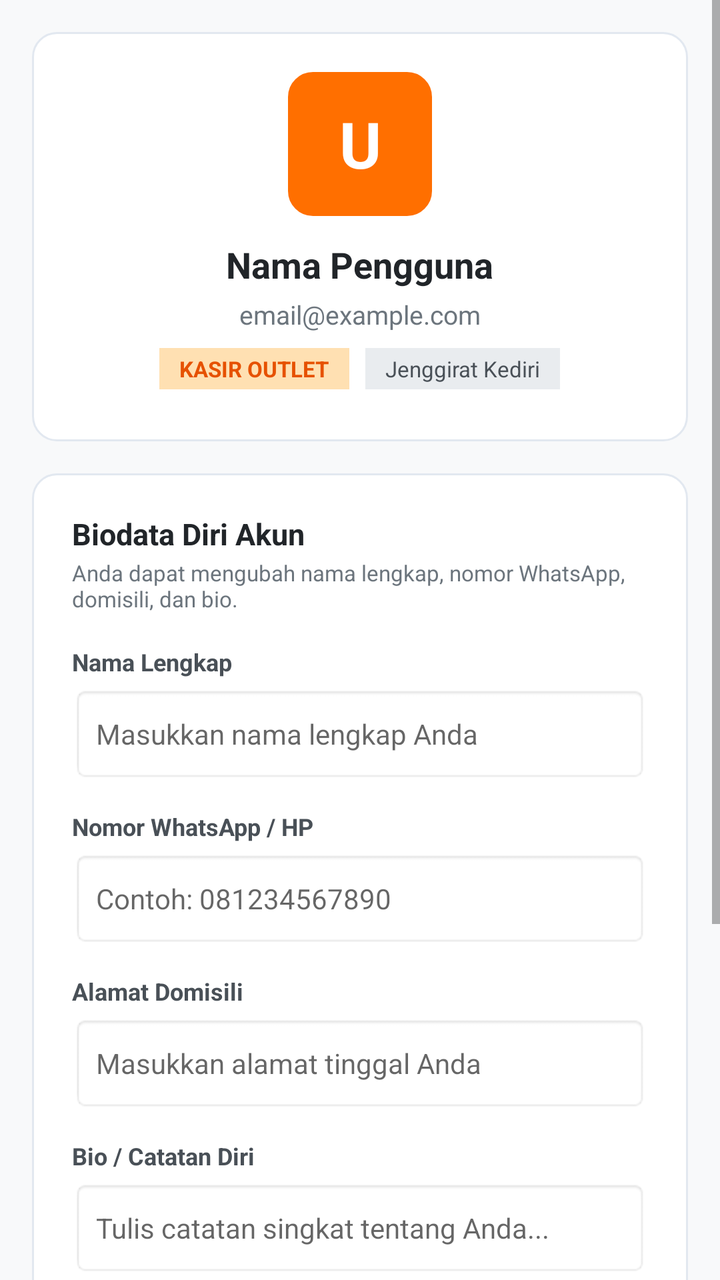
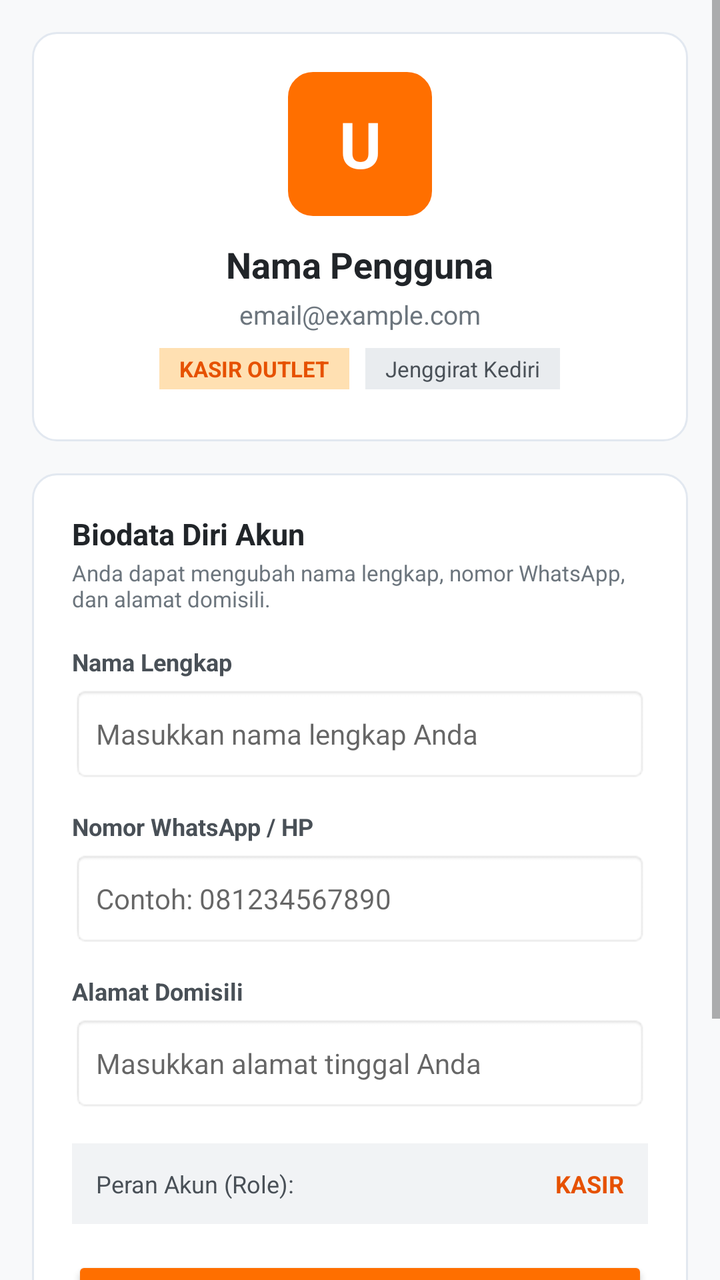

Before-and-after screenshots of an Android layout around one commit, followed by the original layout XML and the change that was made.
<!-- AndroidManifest.xml: application theme Theme.Material3.Light -->
<!-- res/layout/fragment_akun.xml -->
<?xml version="1.0" encoding="utf-8"?>
<ScrollView xmlns:android="http://schemas.android.com/apk/res/android"
    xmlns:app="http://schemas.android.com/apk/res-auto"
    android:layout_width="match_parent"
    android:layout_height="match_parent"
    android:background="#F8F9FA"
    android:fillViewport="true">

    <LinearLayout
        android:layout_width="match_parent"
        android:layout_height="wrap_content"
        android:orientation="vertical"
        android:padding="16dp">

        
        <LinearLayout
            android:layout_width="match_parent"
            android:layout_height="wrap_content"
            android:orientation="vertical"
            android:background="@drawable/bg_card_minimal"
            android:padding="20dp"
            android:gravity="center_horizontal"
            android:layout_marginBottom="16dp">

            
            <FrameLayout
                android:layout_width="72dp"
                android:layout_height="72dp"
                android:background="@drawable/bg_card_minimal"
                android:backgroundTint="@color/primary"
                android:layout_marginBottom="12dp">

                <TextView
                    android:id="@+id/txAvatarInisial"
                    android:layout_width="match_parent"
                    android:layout_height="match_parent"
                    android:text="U"
                    android:textColor="@color/white"
                    android:textSize="32sp"
                    android:textStyle="bold"
                    android:gravity="center" />
            </FrameLayout>

            <TextView
                android:id="@+id/txHeaderNama"
                android:layout_width="wrap_content"
                android:layout_height="wrap_content"
                android:text="Nama Pengguna"
                android:textStyle="bold"
                android:textColor="#212529"
                android:textSize="18sp"
                android:layout_marginBottom="4dp" />

            <TextView
                android:id="@+id/txHeaderEmail"
                android:layout_width="wrap_content"
                android:layout_height="wrap_content"
                android:text="email@example.com"
                android:textColor="#6C757D"
                android:textSize="13sp"
                android:layout_marginBottom="8dp" />

            <LinearLayout
                android:layout_width="wrap_content"
                android:layout_height="wrap_content"
                android:orientation="horizontal"
                android:gravity="center_vertical"
                android:layout_marginBottom="6dp">

                <TextView
                    android:id="@+id/txHeaderRole"
                    android:layout_width="wrap_content"
                    android:layout_height="wrap_content"
                    android:text="KASIR OUTLET"
                    android:textStyle="bold"
                    android:textSize="11sp"
                    android:textColor="@color/primary_variant"
                    android:background="#FFE0B2"
                    android:paddingHorizontal="10dp"
                    android:paddingVertical="3dp" />

                <TextView
                    android:id="@+id/txHeaderOutlet"
                    android:layout_width="wrap_content"
                    android:layout_height="wrap_content"
                    android:layout_marginStart="8dp"
                    android:text="Jenggirat Kediri"
                    android:textSize="11sp"
                    android:textColor="#495057"
                    android:background="#E9ECEF"
                    android:paddingHorizontal="10dp"
                    android:paddingVertical="3dp" />
            </LinearLayout>

        </LinearLayout>

        
        <LinearLayout
            android:layout_width="match_parent"
            android:layout_height="wrap_content"
            android:orientation="vertical"
            android:background="@drawable/bg_card_minimal"
            android:padding="20dp"
            android:layout_marginBottom="16dp">

            <TextView
                android:layout_width="wrap_content"
                android:layout_height="wrap_content"
                android:text="Biodata Diri Akun"
                android:textStyle="bold"
                android:textColor="#212529"
                android:textSize="15sp"
                android:layout_marginBottom="2dp" />

            <TextView
                android:layout_width="wrap_content"
                android:layout_height="wrap_content"
                android:text="Anda dapat mengubah nama lengkap, nomor WhatsApp, domisili, dan bio."
                android:textColor="#6C757D"
                android:textSize="11sp"
                android:layout_marginBottom="16dp" />

            
            <TextView
                android:layout_width="wrap_content"
                android:layout_height="wrap_content"
                android:text="Nama Lengkap"
                android:textStyle="bold"
                android:textColor="#495057"
                android:textSize="12sp"
                android:layout_marginBottom="4dp" />

            <EditText
                android:id="@+id/edNamaProfil"
                android:layout_width="match_parent"
                android:layout_height="48dp"
                android:hint="Masukkan nama lengkap Anda"
                android:inputType="textPersonName"
                android:paddingHorizontal="12dp"
                android:textSize="14sp"
                android:background="@android:drawable/editbox_background"
                android:layout_marginBottom="14dp" />

            
            <TextView
                android:layout_width="wrap_content"
                android:layout_height="wrap_content"
                android:text="Nomor WhatsApp / HP"
                android:textStyle="bold"
                android:textColor="#495057"
                android:textSize="12sp"
                android:layout_marginBottom="4dp" />

            <EditText
                android:id="@+id/edPhoneProfil"
                android:layout_width="match_parent"
                android:layout_height="48dp"
                android:hint="Contoh: 081234567890"
                android:inputType="phone"
                android:paddingHorizontal="12dp"
                android:textSize="14sp"
                android:background="@android:drawable/editbox_background"
                android:layout_marginBottom="14dp" />

            
            <TextView
                android:layout_width="wrap_content"
                android:layout_height="wrap_content"
                android:text="Alamat Domisili"
                android:textStyle="bold"
                android:textColor="#495057"
                android:textSize="12sp"
                android:layout_marginBottom="4dp" />

            <EditText
                android:id="@+id/edAlamatProfil"
                android:layout_width="match_parent"
                android:layout_height="wrap_content"
                android:minHeight="48dp"
                android:hint="Masukkan alamat tinggal Anda"
                android:inputType="textPostalAddress|textMultiLine"
                android:padding="12dp"
                android:textSize="14sp"
                android:background="@android:drawable/editbox_background"
                android:layout_marginBottom="14dp" />

            
            <TextView
                android:layout_width="wrap_content"
                android:layout_height="wrap_content"
                android:text="Bio / Catatan Diri"
                android:textStyle="bold"
                android:textColor="#495057"
                android:textSize="12sp"
                android:layout_marginBottom="4dp" />

            <EditText
                android:id="@+id/edBioProfil"
                android:layout_width="match_parent"
                android:layout_height="wrap_content"
                android:minHeight="48dp"
                android:hint="Tulis catatan singkat tentang Anda..."
                android:inputType="textMultiLine"
                android:padding="12dp"
                android:textSize="14sp"
                android:background="@android:drawable/editbox_background"
                android:layout_marginBottom="16dp" />

            
            <LinearLayout
                android:layout_width="match_parent"
                android:layout_height="wrap_content"
                android:orientation="horizontal"
                android:background="#F1F3F5"
                android:padding="12dp"
                android:layout_marginBottom="16dp">

                <TextView
                    android:layout_width="0dp"
                    android:layout_height="wrap_content"
                    android:layout_weight="1"
                    android:text="Peran Akun (Role):"
                    android:textColor="#495057"
                    android:textSize="12sp" />

                <TextView
                    android:id="@+id/txRoleDetail"
                    android:layout_width="wrap_content"
                    android:layout_height="wrap_content"
                    android:text="KASIR"
                    android:textStyle="bold"
                    android:textColor="@color/primary_variant"
                    android:textSize="12sp" />
            </LinearLayout>

            
            <Button
                android:id="@+id/btnSimpanBiodata"
                android:layout_width="match_parent"
                android:layout_height="50dp"
                android:text="Simpan Perubahan Biodata"
                android:backgroundTint="@color/primary"
                android:textColor="@color/white"
                android:textStyle="bold"
                android:textSize="14sp" />

        </LinearLayout>

        
        <Button
            android:id="@+id/btnLogoutAkun"
            android:layout_width="match_parent"
            android:layout_height="50dp"
            android:text="Keluar dari Akun (Logout)"
            android:backgroundTint="#D32F2F"
            android:textColor="@color/white"
            android:textStyle="bold"
            android:layout_marginBottom="24dp" />

    </LinearLayout>
</ScrollView>
<!-- resources referenced by this layout -->
<resources>
  <color name="primary">#FF6F00</color>
  <color name="primary_variant">#E65100</color>
  <color name="white">#FFFFFF</color>
  <!-- drawable bg_card_minimal (drawable) -->
  <?xml version="1.0" encoding="utf-8"?>
  <shape xmlns:android="http://schemas.android.com/apk/res/android"
      android:shape="rectangle">
      <solid android:color="#FFFFFF" />
      <stroke
          android:width="1dp"
          android:color="#E2E8F0" />
      <corners android:radius="12dp" />
  </shape>
  <style name="Theme.Material3.Light" parent="Theme.MaterialComponents.DayNight.NoActionBar">
          <item name="colorPrimary">@color/primary</item>
          <item name="colorPrimaryVariant">@color/primary_variant</item>
          <item name="colorOnPrimary">@color/on_primary</item>
          <item name="colorSecondary">@color/secondary</item>
          <item name="android:statusBarColor">@color/primary_variant</item>
      </style>
  <color name="on_primary">#FFFFFF</color>
  <color name="secondary">#FFA000</color>
</resources>

<!-- the commit's change to res/layout/fragment_akun.xml (unified diff, before → after) -->
@@ -115,7 +115,7 @@
             <TextView
                 android:layout_width="wrap_content"
                 android:layout_height="wrap_content"
-                android:text="Anda dapat mengubah nama lengkap, nomor WhatsApp, domisili, dan bio."
+                android:text="Anda dapat mengubah nama lengkap, nomor WhatsApp, dan alamat domisili."
                 android:textColor="#6C757D"
                 android:textSize="11sp"
                 android:layout_marginBottom="16dp" />
@@ -179,28 +179,6 @@
                 android:minHeight="48dp"
                 android:hint="Masukkan alamat tinggal Anda"
                 android:inputType="textPostalAddress|textMultiLine"
-                android:padding="12dp"
-                android:textSize="14sp"
-                android:background="@android:drawable/editbox_background"
-                android:layout_marginBottom="14dp" />
-
-            
-            <TextView
-                android:layout_width="wrap_content"
-                android:layout_height="wrap_content"
-                android:text="Bio / Catatan Diri"
-                android:textStyle="bold"
-                android:textColor="#495057"
-                android:textSize="12sp"
-                android:layout_marginBottom="4dp" />
-
-            <EditText
-                android:id="@+id/edBioProfil"
-                android:layout_width="match_parent"
-                android:layout_height="wrap_content"
-                android:minHeight="48dp"
-                android:hint="Tulis catatan singkat tentang Anda..."
-                android:inputType="textMultiLine"
                 android:padding="12dp"
                 android:textSize="14sp"
                 android:background="@android:drawable/editbox_background"
